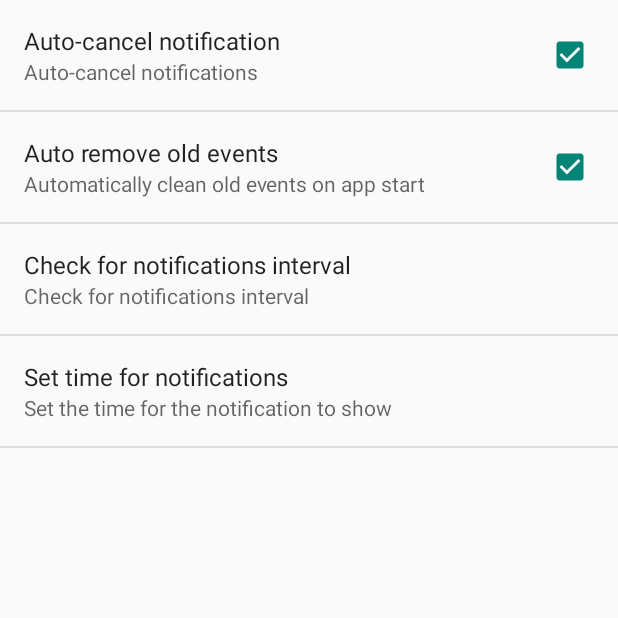
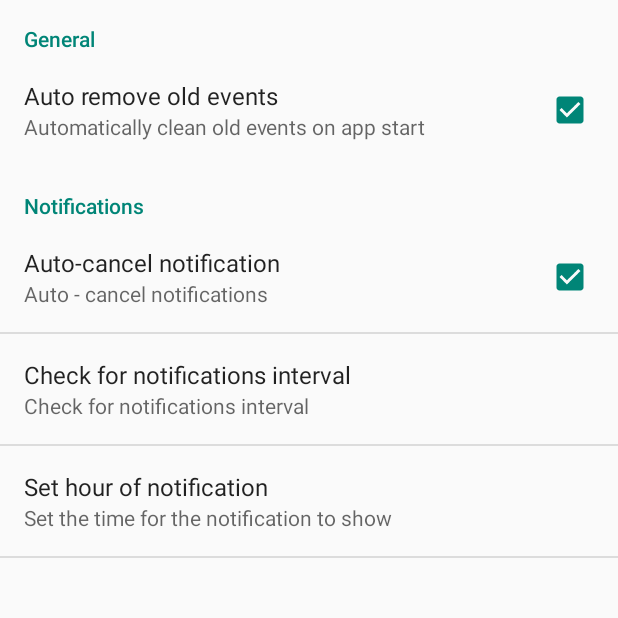
Before and after one commit to TsvetanMilanov/Event-Organizer, an Android app: the PreferencesActivity screen opened directly, with no data from a screen before it, on a phone screen of 412 x 824 dp, the top half of it. Run offline under Robolectric (Android 15) with nearby library versions, the phone set to English and light mode, and no system bars.

Commit message:
Increased the size of title text in events for today view. Added categories of preferences.

```diff
--- a/Eventorganizer/app/src/main/res/xml/preferences.xml
+++ b/Eventorganizer/app/src/main/res/xml/preferences.xml
@@ -1,16 +1,24 @@
 <?xml version="1.0" encoding="utf-8"?>
 <PreferenceScreen xmlns:android="http://schemas.android.com/apk/res/android">
-    <CheckBoxPreference
-        android:defaultValue="true"
-        android:key="cbpAutoCancelNotifications"
-        android:summary="Auto-cancel notifications"
-        android:title="Auto-cancel notification" />
-
+    <PreferenceCategory
+        android:key="generalCategory"
+        android:title="General">
         <CheckBoxPreference
             android:defaultValue="true"
             android:key="cbpAutoRemoveOldEvents"
             android:summary="Automatically clean old events on app start"
             android:title="Auto remove old events" />
+
+    </PreferenceCategory>
+
+    <PreferenceCategory
+        android:key="notificationsCategory"
+        android:title="Notifications">
+        <CheckBoxPreference
+            android:defaultValue="true"
+            android:key="cbpAutoCancelNotifications"
+            android:summary="Auto - cancel notifications"
+            android:title="Auto-cancel notification" />
 
         <ListPreference
             android:defaultValue="86400000"
@@ -20,5 +28,9 @@
             android:summary="Check for notifications interval"
             android:title="Check for notifications interval" />
 
-    <lab.chabingba.eventorganizer.Visual.TimePreference android:title="Set time for notifications" android:key="prefTimePicker" android:summary="Set the time for the notification to show"/>
+        <lab.chabingba.eventorganizer.Visual.TimePreference
+            android:key="prefTimePicker"
+            android:summary="Set the time for the notification to show"
+            android:title="Set hour of notification" />
+    </PreferenceCategory>
 </PreferenceScreen>
```
Also changed, not shown: Eventorganizer/app/src/main/java/lab/chabingba/eventorganizer/CurrentEventsActivity.java (+8 -5 lines), 1 other file. Lines whose indentation alone changed are shown as unchanged.
